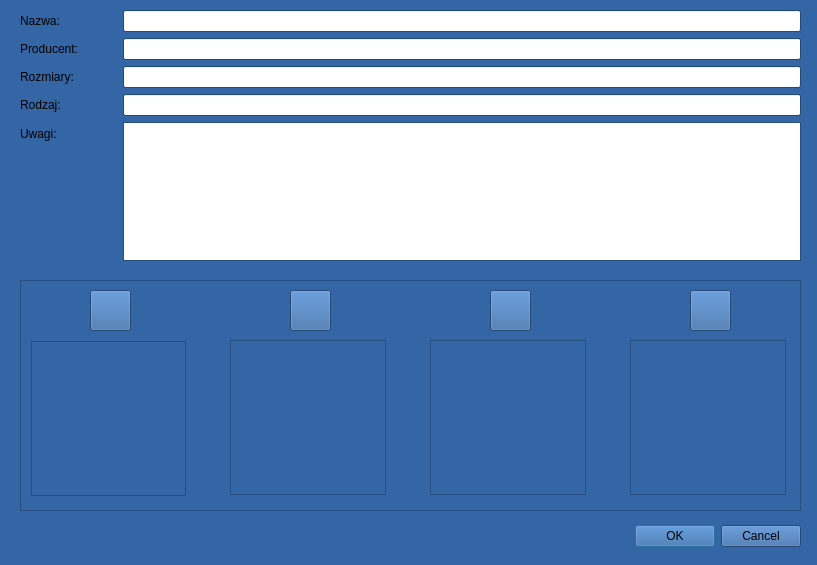
Above: nowySpodDialog.ui from militia11/shoes before the change. Below: the same form after it.
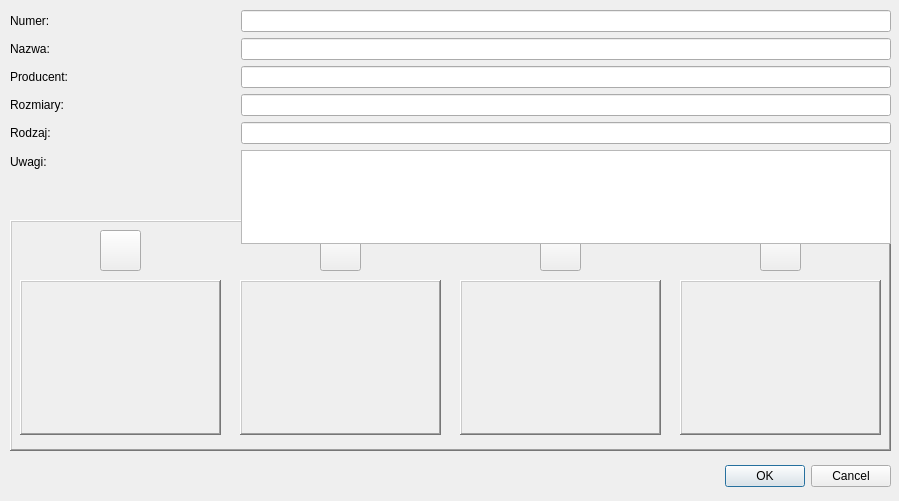
That is the form after the change. Icons and pictures are not drawn.

Patch:
```diff
--- a/nowySpodDialog.ui
+++ b/nowySpodDialog.ui
@@ -6,433 +6,18 @@
    <rect>
     <x>0</x>
     <y>0</y>
-    <width>817</width>
-    <height>565</height>
+    <width>899</width>
+    <height>501</height>
    </rect>
   </property>
-  <property name="palette">
-   <palette>
-    <active>
-     <colorrole role="WindowText">
-      <brush brushstyle="SolidPattern">
-       <color alpha="255">
-        <red>0</red>
-        <green>0</green>
-        <blue>0</blue>
-       </color>
-      </brush>
-     </colorrole>
-     <colorrole role="Button">
-      <brush brushstyle="SolidPattern">
-       <color alpha="255">
-        <red>52</red>
-        <green>101</green>
-        <blue>164</blue>
-       </color>
-      </brush>
-     </colorrole>
-     <colorrole role="Light">
-      <brush brushstyle="SolidPattern">
-       <color alpha="255">
-        <red>78</red>
-        <green>152</green>
-        <blue>246</blue>
-       </color>
-      </brush>
-     </colorrole>
-     <colorrole role="Midlight">
-      <brush brushstyle="SolidPattern">
-       <color alpha="255">
-        <red>65</red>
-        <green>126</green>
-        <blue>205</blue>
-       </color>
-      </brush>
-     </colorrole>
-     <colorrole role="Dark">
-      <brush brushstyle="SolidPattern">
-       <color alpha="255">
-        <red>26</red>
-        <green>50</green>
-        <blue>82</blue>
-       </color>
-      </brush>
-     </colorrole>
-     <colorrole role="Mid">
-      <brush brushstyle="SolidPattern">
-       <color alpha="255">
-        <red>34</red>
-        <green>67</green>
-        <blue>109</blue>
-       </color>
-      </brush>
-     </colorrole>
-     <colorrole role="Text">
-      <brush brushstyle="SolidPattern">
-       <color alpha="255">
-        <red>0</red>
-        <green>0</green>
-        <blue>0</blue>
-       </color>
-      </brush>
-     </colorrole>
-     <colorrole role="BrightText">
-      <brush brushstyle="SolidPattern">
-       <color alpha="255">
-        <red>255</red>
-        <green>255</green>
-        <blue>255</blue>
-       </color>
-      </brush>
-     </colorrole>
-     <colorrole role="ButtonText">
-      <brush brushstyle="SolidPattern">
-       <color alpha="255">
-        <red>0</red>
-        <green>0</green>
-        <blue>0</blue>
-       </color>
-      </brush>
-     </colorrole>
-     <colorrole role="Base">
-      <brush brushstyle="SolidPattern">
-       <color alpha="255">
-        <red>255</red>
-        <green>255</green>
-        <blue>255</blue>
-       </color>
-      </brush>
-     </colorrole>
-     <colorrole role="Window">
-      <brush brushstyle="SolidPattern">
-       <color alpha="255">
-        <red>52</red>
-        <green>101</green>
-        <blue>164</blue>
-       </color>
-      </brush>
-     </colorrole>
-     <colorrole role="Shadow">
-      <brush brushstyle="SolidPattern">
-       <color alpha="255">
-        <red>0</red>
-        <green>0</green>
-        <blue>0</blue>
-       </color>
-      </brush>
-     </colorrole>
-     <colorrole role="AlternateBase">
-      <brush brushstyle="SolidPattern">
-       <color alpha="255">
-        <red>153</red>
-        <green>178</green>
-        <blue>209</blue>
-       </color>
-      </brush>
-     </colorrole>
-     <colorrole role="ToolTipBase">
-      <brush brushstyle="SolidPattern">
-       <color alpha="255">
-        <red>255</red>
-        <green>255</green>
-        <blue>220</blue>
-       </color>
-      </brush>
-     </colorrole>
-     <colorrole role="ToolTipText">
-      <brush brushstyle="SolidPattern">
-       <color alpha="255">
-        <red>0</red>
-        <green>0</green>
-        <blue>0</blue>
-       </color>
-      </brush>
-     </colorrole>
-    </active>
-    <inactive>
-     <colorrole role="WindowText">
-      <brush brushstyle="SolidPattern">
-       <color alpha="255">
-        <red>0</red>
-        <green>0</green>
-        <blue>0</blue>
-       </color>
-      </brush>
-     </colorrole>
-     <colorrole role="Button">
-      <brush brushstyle="SolidPattern">
-       <color alpha="255">
-        <red>52</red>
-        <green>101</green>
-        <blue>164</blue>
-       </color>
-      </brush>
-     </colorrole>
-     <colorrole role="Light">
-      <brush brushstyle="SolidPattern">
-       <color alpha="255">
-        <red>78</red>
-        <green>152</green>
-        <blue>246</blue>
-       </color>
-      </brush>
-     </colorrole>
-     <colorrole role="Midlight">
-      <brush brushstyle="SolidPattern">
-       <color alpha="255">
-        <red>65</red>
-        <green>126</green>
-        <blue>205</blue>
-       </color>
-      </brush>
-     </colorrole>
-     <colorrole role="Dark">
-      <brush brushstyle="SolidPattern">
-       <color alpha="255">
-        <red>26</red>
-        <green>50</green>
-        <blue>82</blue>
-       </color>
-      </brush>
-     </colorrole>
-     <colorrole role="Mid">
-      <brush brushstyle="SolidPattern">
-       <color alpha="255">
-        <red>34</red>
-        <green>67</green>
-        <blue>109</blue>
-       </color>
-      </brush>
-     </colorrole>
-     <colorrole role="Text">
-      <brush brushstyle="SolidPattern">
-       <color alpha="255">
-        <red>0</red>
-        <green>0</green>
-        <blue>0</blue>
-       </color>
-      </brush>
-     </colorrole>
-     <colorrole role="BrightText">
-      <brush brushstyle="SolidPattern">
-       <color alpha="255">
-        <red>255</red>
-        <green>255</green>
-        <blue>255</blue>
-       </color>
-      </brush>
-     </colorrole>
-     <colorrole role="ButtonText">
-      <brush brushstyle="SolidPattern">
-       <color alpha="255">
-        <red>0</red>
-        <green>0</green>
-        <blue>0</blue>
-       </color>
-      </brush>
-     </colorrole>
-     <colorrole role="Base">
-      <brush brushstyle="SolidPattern">
-       <color alpha="255">
-        <red>255</red>
-        <green>255</green>
-        <blue>255</blue>
-       </color>
-      </brush>
-     </colorrole>
-     <colorrole role="Window">
-      <brush brushstyle="SolidPattern">
-       <color alpha="255">
-        <red>52</red>
-        <green>101</green>
-        <blue>164</blue>
-       </color>
-      </brush>
-     </colorrole>
-     <colorrole role="Shadow">
-      <brush brushstyle="SolidPattern">
-       <color alpha="255">
-        <red>0</red>
-        <green>0</green>
-        <blue>0</blue>
-       </color>
-      </brush>
-     </colorrole>
-     <colorrole role="AlternateBase">
-      <brush brushstyle="SolidPattern">
-       <color alpha="255">
-        <red>153</red>
-        <green>178</green>
-        <blue>209</blue>
-       </color>
-      </brush>
-     </colorrole>
-     <colorrole role="ToolTipBase">
-      <brush brushstyle="SolidPattern">
-       <color alpha="255">
-        <red>255</red>
-        <green>255</green>
-        <blue>220</blue>
-       </color>
-      </brush>
-     </colorrole>
-     <colorrole role="ToolTipText">
-      <brush brushstyle="SolidPattern">
-       <color alpha="255">
-        <red>0</red>
-        <green>0</green>
-        <blue>0</blue>
-       </color>
-      </brush>
-     </colorrole>
-    </inactive>
-    <disabled>
-     <colorrole role="WindowText">
-      <brush brushstyle="SolidPattern">
-       <color alpha="255">
-        <red>26</red>
-        <green>50</green>
-        <blue>82</blue>
-       </color>
-      </brush>
-     </colorrole>
-     <colorrole role="Button">
-      <brush brushstyle="SolidPattern">
-       <color alpha="255">
-        <red>52</red>
-        <green>101</green>
-        <blue>164</blue>
-       </color>
-      </brush>
-     </colorrole>
-     <colorrole role="Light">
-      <brush brushstyle="SolidPattern">
-       <color alpha="255">
-        <red>78</red>
-        <green>152</green>
-        <blue>246</blue>
-       </color>
-      </brush>
-     </colorrole>
-     <colorrole role="Midlight">
-      <brush brushstyle="SolidPattern">
-       <color alpha="255">
-        <red>65</red>
-        <green>126</green>
-        <blue>205</blue>
-       </color>
-      </brush>
-     </colorrole>
-     <colorrole role="Dark">
-      <brush brushstyle="SolidPattern">
-       <color alpha="255">
-        <red>26</red>
-        <green>50</green>
-        <blue>82</blue>
-       </color>
-      </brush>
-     </colorrole>
-     <colorrole role="Mid">
-      <brush brushstyle="SolidPattern">
-       <color alpha="255">
-        <red>34</red>
-        <green>67</green>
-        <blue>109</blue>
-       </color>
-      </brush>
-     </colorrole>
-     <colorrole role="Text">
-      <brush brushstyle="SolidPattern">
-       <color alpha="255">
-        <red>26</red>
-        <green>50</green>
-        <blue>82</blue>
-       </color>
-      </brush>
-     </colorrole>
-     <colorrole role="BrightText">
-      <brush brushstyle="SolidPattern">
-       <color alpha="255">
-        <red>255</red>
-        <green>255</green>
-        <blue>255</blue>
-       </color>
-      </brush>
-     </colorrole>
-     <colorrole role="ButtonText">
-      <brush brushstyle="SolidPattern">
-       <color alpha="255">
-        <red>26</red>
-        <green>50</green>
-        <blue>82</blue>
-       </color>
-      </brush>
-     </colorrole>
-     <colorrole role="Base">
-      <brush brushstyle="SolidPattern">
-       <color alpha="255">
-        <red>52</red>
-        <green>101</green>
-        <blue>164</blue>
-       </color>
-      </brush>
-     </colorrole>
-     <colorrole role="Window">
-      <brush brushstyle="SolidPattern">
-       <color alpha="255">
-        <red>52</red>
-        <green>101</green>
-        <blue>164</blue>
-       </color>
-      </brush>
-     </colorrole>
-     <colorrole role="Shadow">
-      <brush brushstyle="SolidPattern">
-       <color alpha="255">
-        <red>0</red>
-        <green>0</green>
-        <blue>0</blue>
-       </color>
-      </brush>
-     </colorrole>
-     <colorrole role="AlternateBase">
-      <brush brushstyle="SolidPattern">
-       <color alpha="255">
-        <red>52</red>
-        <green>101</green>
-        <blue>164</blue>
-       </color>
-      </brush>
-     </colorrole>
-     <colorrole role="ToolTipBase">
-      <brush brushstyle="SolidPattern">
-       <color alpha="255">
-        <red>255</red>
-        <green>255</green>
-        <blue>220</blue>
-       </color>
-      </brush>
-     </colorrole>
-     <colorrole role="ToolTipText">
-      <brush brushstyle="SolidPattern">
-       <color alpha="255">
-        <red>0</red>
-        <green>0</green>
-        <blue>0</blue>
-       </color>
-      </brush>
-     </colorrole>
-    </disabled>
-   </palette>
-  </property>
   <property name="windowTitle">
    <string>Dodaj spód</string>
   </property>
   <widget class="QDialogButtonBox" name="buttonBox">
    <property name="geometry">
     <rect>
-     <x>460</x>
-     <y>520</y>
+     <x>550</x>
+     <y>460</y>
      <width>341</width>
      <height>32</height>
     </rect>
@@ -447,14 +32,14 @@
   <widget class="QFrame" name="frame_9">
    <property name="geometry">
     <rect>
-     <x>20</x>
-     <y>280</y>
-     <width>781</width>
+     <x>10</x>
+     <y>220</y>
+     <width>881</width>
      <height>231</height>
     </rect>
    </property>
    <property name="frameShape">
-    <enum>QFrame::StyledPanel</enum>
+    <enum>QFrame::WinPanel</enum>
    </property>
    <property name="frameShadow">
     <enum>QFrame::Raised</enum>
@@ -492,7 +77,7 @@
    <widget class="QPushButton" name="pushButton_14">
     <property name="geometry">
      <rect>
-      <x>70</x>
+      <x>90</x>
       <y>10</y>
       <width>41</width>
       <height>41</height>
@@ -526,9 +111,9 @@
    <widget class="QLabel" name="labelPodglad1">
     <property name="geometry">
      <rect>
-      <x>11</x>
-      <y>61</y>
-      <width>155</width>
+      <x>10</x>
+      <y>60</y>
+      <width>201</width>
       <height>155</height>
      </rect>
     </property>
@@ -545,13 +130,13 @@
      </size>
     </property>
     <property name="frameShape">
-     <enum>QFrame::StyledPanel</enum>
+     <enum>QFrame::WinPanel</enum>
     </property>
     <property name="frameShadow">
      <enum>QFrame::Raised</enum>
     </property>
     <property name="lineWidth">
-     <number>5</number>
+     <number>1</number>
     </property>
     <property name="text">
      <string/>
@@ -566,7 +151,7 @@
    <widget class="QPushButton" name="pushButton_15">
     <property name="geometry">
      <rect>
-      <x>270</x>
+      <x>310</x>
       <y>10</y>
       <width>41</width>
       <height>41</height>
@@ -597,47 +182,10 @@
      </size>
     </property>
    </widget>
-   <widget class="QLabel" name="labelPodglad2">
-    <property name="geometry">
-     <rect>
-      <x>210</x>
-      <y>60</y>
-      <width>156</width>
-      <height>155</height>
-     </rect>
-    </property>
-    <property name="sizePolicy">
-     <sizepolicy hsizetype="Ignored" vsizetype="Ignored">
-      <horstretch>0</horstretch>
-      <verstretch>0</verstretch>
-     </sizepolicy>
-    </property>
-    <property name="minimumSize">
-     <size>
-      <width>155</width>
-      <height>155</height>
-     </size>
-    </property>
-    <property name="frameShape">
-     <enum>QFrame::StyledPanel</enum>
-    </property>
-    <property name="frameShadow">
-     <enum>QFrame::Raised</enum>
-    </property>
-    <property name="lineWidth">
-     <number>5</number>
-    </property>
-    <property name="text">
-     <string/>
-    </property>
-    <property name="scaledContents">
-     <bool>true</bool>
-    </property>
-   </widget>
    <widget class="QPushButton" name="pushButton_16">
     <property name="geometry">
      <rect>
-      <x>470</x>
+      <x>530</x>
       <y>10</y>
       <width>41</width>
       <height>41</height>
@@ -668,47 +216,10 @@
      </size>
     </property>
    </widget>
-   <widget class="QLabel" name="labelPodglad3">
-    <property name="geometry">
-     <rect>
-      <x>410</x>
-      <y>60</y>
-      <width>156</width>
-      <height>155</height>
-     </rect>
-    </property>
-    <property name="sizePolicy">
-     <sizepolicy hsizetype="Ignored" vsizetype="Ignored">
-      <horstretch>0</horstretch>
-      <verstretch>0</verstretch>
-     </sizepolicy>
-    </property>
-    <property name="minimumSize">
-     <size>
-      <width>155</width>
-      <height>155</height>
-     </size>
-    </property>
-    <property name="frameShape">
-     <enum>QFrame::StyledPanel</enum>
-    </property>
-    <property name="frameShadow">
-     <enum>QFrame::Raised</enum>
-    </property>
-    <property name="lineWidth">
-     <number>5</number>
-    </property>
-    <property name="text">
-     <string/>
-    </property>
-    <property name="scaledContents">
-     <bool>true</bool>
-    </property>
-   </widget>
    <widget class="QPushButton" name="pushButton_17">
     <property name="geometry">
      <rect>
-      <x>670</x>
+      <x>750</x>
       <y>10</y>
       <width>41</width>
       <height>41</height>
@@ -739,12 +250,92 @@
      </size>
     </property>
    </widget>
+   <widget class="QLabel" name="labelPodglad2">
+    <property name="geometry">
+     <rect>
+      <x>230</x>
+      <y>60</y>
+      <width>201</width>
+      <height>155</height>
+     </rect>
+    </property>
+    <property name="sizePolicy">
+     <sizepolicy hsizetype="Ignored" vsizetype="Ignored">
+      <horstretch>0</horstretch>
+      <verstretch>0</verstretch>
+     </sizepolicy>
+    </property>
+    <property name="minimumSize">
+     <size>
+      <width>155</width>
+      <height>155</height>
+     </size>
+    </property>
+    <property name="frameShape">
+     <enum>QFrame::WinPanel</enum>
+    </property>
+    <property name="frameShadow">
+     <enum>QFrame::Raised</enum>
+    </property>
+    <property name="lineWidth">
+     <number>1</number>
+    </property>
+    <property name="text">
+     <string/>
+    </property>
+    <property name="scaledContents">
+     <bool>true</bool>
+    </property>
+    <property name="alignment">
+     <set>Qt::AlignCenter</set>
+    </property>
+   </widget>
+   <widget class="QLabel" name="labelPodglad3">
+    <property name="geometry">
+     <rect>
+      <x>450</x>
+      <y>60</y>
+      <width>201</width>
+      <height>155</height>
+     </rect>
+    </property>
+    <property name="sizePolicy">
+     <sizepolicy hsizetype="Ignored" vsizetype="Ignored">
+      <horstretch>0</horstretch>
+      <verstretch>0</verstretch>
+     </sizepolicy>
+    </property>
+    <property name="minimumSize">
+     <size>
+      <width>155</width>
+      <height>155</height>
+     </size>
+    </property>
+    <property name="frameShape">
+     <enum>QFrame::WinPanel</enum>
+    </property>
+    <property name="frameShadow">
+     <enum>QFrame::Raised</enum>
+    </property>
+    <property name="lineWidth">
+     <number>1</number>
+    </property>
+    <property name="text">
+     <string/>
+    </property>
+    <property name="scaledContents">
+     <bool>true</bool>
+    </property>
+    <property name="alignment">
+     <set>Qt::AlignCenter</set>
+    </property>
+   </widget>
    <widget class="QLabel" name="labelPodglad4">
     <property name="geometry">
      <rect>
-      <x>610</x>
+      <x>670</x>
       <y>60</y>
-      <width>156</width>
+      <width>201</width>
       <height>155</height>
      </rect>
     </property>
@@ -761,13 +352,13 @@
      </size>
     </property>
     <property name="frameShape">
-     <enum>QFrame::StyledPanel</enum>
+     <enum>QFrame::WinPanel</enum>
     </property>
     <property name="frameShadow">
      <enum>QFrame::Raised</enum>
     </property>
     <property name="lineWidth">
-     <number>5</number>
+     <number>1</number>
     </property>
     <property name="text">
      <string/>
@@ -775,68 +366,81 @@
     <property name="scaledContents">
      <bool>true</bool>
     </property>
+    <property name="alignment">
+     <set>Qt::AlignCenter</set>
+    </property>
    </widget>
   </widget>
   <widget class="QWidget" name="layoutWidget">
    <property name="geometry">
     <rect>
-     <x>20</x>
+     <x>10</x>
      <y>10</y>
-     <width>781</width>
-     <height>251</height>
+     <width>881</width>
+     <height>234</height>
     </rect>
    </property>
    <layout class="QFormLayout" name="formLayout">
-    <item row="0" column="0">
+    <item row="1" column="0">
      <widget class="QLabel" name="label">
       <property name="text">
        <string>Nazwa:                 </string>
       </property>
      </widget>
     </item>
-    <item row="0" column="1">
+    <item row="1" column="1">
      <widget class="QLineEdit" name="lineEditNaz"/>
     </item>
-    <item row="4" column="0">
+    <item row="5" column="0">
      <widget class="QLabel" name="label_2">
       <property name="text">
        <string>Uwagi:</string>
       </property>
      </widget>
     </item>
-    <item row="4" column="1">
+    <item row="5" column="1">
      <widget class="QPlainTextEdit" name="plainTextEdit"/>
     </item>
-    <item row="1" column="0">
-     <widget class="QLabel" name="label_3">
-      <property name="text">
-       <string>Producent:</string>
-      </property>
-     </widget>
-    </item>
     <item row="2" column="0">
+     <widget class="QLabel" name="label_3">
+      <property name="text">
+       <string>Producent:                                                  </string>
+      </property>
+     </widget>
+    </item>
+    <item row="3" column="0">
      <widget class="QLabel" name="label_4">
       <property name="text">
        <string>Rozmiary:</string>
       </property>
      </widget>
     </item>
-    <item row="3" column="0">
+    <item row="4" column="0">
      <widget class="QLabel" name="label_5">
       <property name="text">
        <string>Rodzaj:</string>
       </property>
      </widget>
     </item>
-    <item row="1" column="1">
+    <item row="2" column="1">
      <widget class="QLineEdit" name="lineEditProd"/>
     </item>
-    <item row="3" column="1">
+    <item row="4" column="1">
      <widget class="QLineEdit" name="lineEditRodz"/>
     </item>
-    <item row="2" column="1">
+    <item row="3" column="1">
      <widget class="QLineEdit" name="lineEditRozm"/>
     </item>
+    <item row="0" column="0">
+     <widget class="QLabel" name="label_6">
+      <property name="text">
+       <string>Numer:</string>
+      </property>
+     </widget>
+    </item>
+    <item row="0" column="1">
+     <widget class="QLineEdit" name="lineEditNr"/>
+    </item>
    </layout>
   </widget>
  </widget>
```
